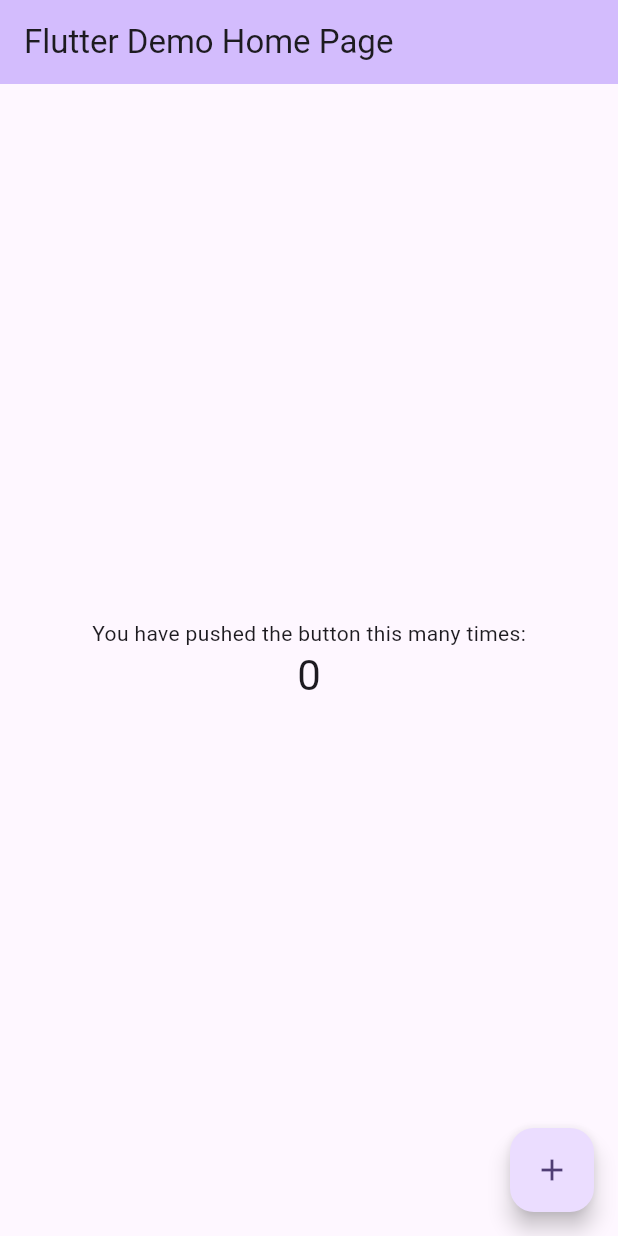
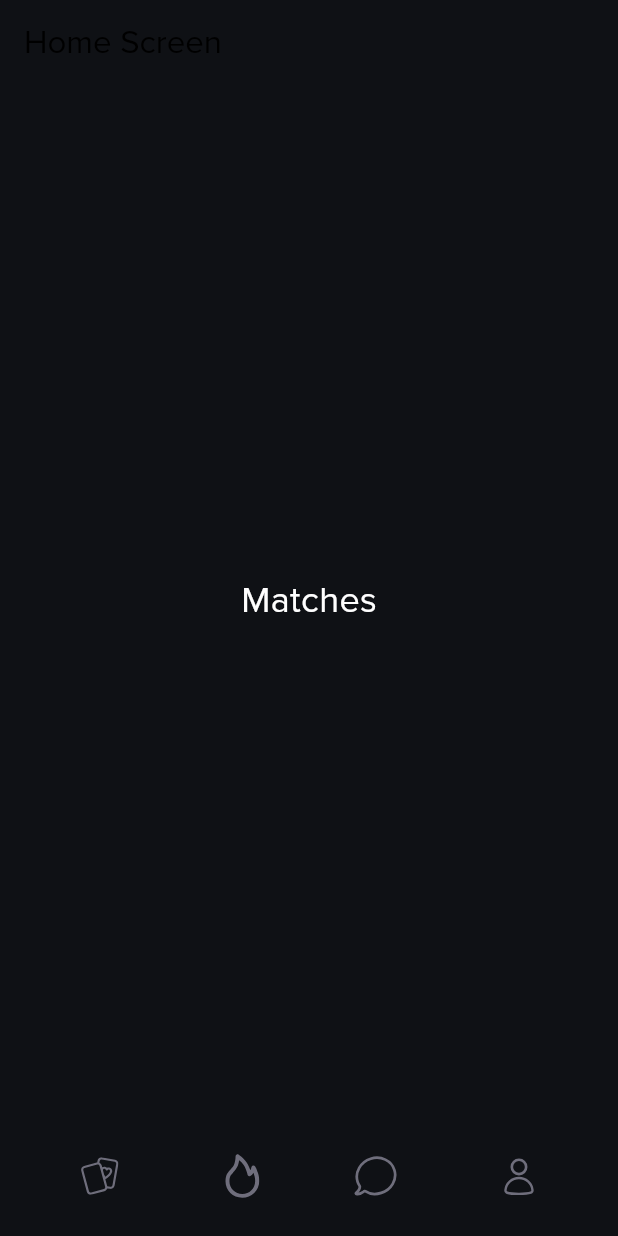
Before and after one commit to PrathamBhavsar/stroll_demo, a Flutter app: the screen it shows after launch, on a phone screen of 412 x 824 dp. Run offline on Flutter 3.47's test engine with Material 3 defaults, Android fonts, the phone set to English and light mode, and no system bars; our stand-ins replace flutter_svg.

Commit message:
added bottom app bar

```diff
--- /dev/null
+++ b/lib/constants/app_colors.dart
@@ -0,0 +1,31 @@
+import 'package:flutter/material.dart';
+
+class AppColors {
+  static const Color secondaryColor = Color(0xFF8B88EF);
+  static const Color primaryColor = Color(0xFF0F1115);
+  static const Color accentColor = Color(0xFF6F6E7C);
+  static const Color textHeaderPurple = Color(0xFFCCC8FF);
+  static const Color textBorderPurple = Color(0xFFB3ADF6);
+  static const Color textLight = Color(0xFFF5F5F5);
+  static const Color textQuotePurple = Color(0xCBC9FFB2);
+  static const Color choiceChipGrey = Color(0xFF232A2E);
+
+  static final MaterialColor primarySwatch = createMaterialColor(primaryColor);
+
+  static MaterialColor createMaterialColor(Color color) {
+    Map<int, Color> colorShades = {
+      50: Color.alphaBlend(Colors.white.withOpacity(0.9), color),
+      100: Color.alphaBlend(Colors.white.withOpacity(0.8), color),
+      200: Color.alphaBlend(Colors.white.withOpacity(0.6), color),
+      300: Color.alphaBlend(Colors.white.withOpacity(0.4), color),
+      400: Color.alphaBlend(Colors.white.withOpacity(0.2), color),
+      500: color,
+      600: Color.alphaBlend(Colors.black.withOpacity(0.1), color),
+      700: Color.alphaBlend(Colors.black.withOpacity(0.2), color),
+      800: Color.alphaBlend(Colors.black.withOpacity(0.3), color),
+      900: Color.alphaBlend(Colors.black.withOpacity(0.4), color),
+    };
+
+    return MaterialColor(color.value, colorShades);
+  }
+}
--- /dev/null
+++ b/lib/constants/app_texts.dart
@@ -0,0 +1,19 @@
+import 'package:flutter/material.dart';
+
+class AppTexts {
+  static const TextStyle bodyText = TextStyle(
+    fontWeight: FontWeight.normal,
+    fontSize: 16,
+  );
+
+  static const TextStyle headline1 = TextStyle(
+    fontWeight: FontWeight.bold,
+    fontSize: 32,
+  );
+
+  static const TextStyle defaultTextStyle = TextStyle(
+    fontWeight: FontWeight.normal,
+    fontSize: 24,
+    color: Colors.white,
+  );
+}
--- a/lib/main.dart
+++ b/lib/main.dart
@@ -1,125 +1,44 @@
 import 'package:flutter/material.dart';
+import 'package:provider/provider.dart';
+import 'package:stroll_demo/constants/app_colors.dart';
+import 'package:stroll_demo/constants/app_texts.dart';
+import 'package:stroll_demo/providers/home_provider.dart';
+import 'package:stroll_demo/views/home/home_screen.dart';
 
 void main() {
-  runApp(const MyApp());
+  runApp(
+    MultiProvider(
+      providers: [
+        ChangeNotifierProvider<HomeProvider>(
+          create: (_) => HomeProvider.instance,
+        ),
+      ],
+      child: const MyApp(),
+    ),
+  );
 }
 
 class MyApp extends StatelessWidget {
   const MyApp({super.key});
 
-  // This widget is the root of your application.
   @override
   Widget build(BuildContext context) {
     return MaterialApp(
-      title: 'Flutter Demo',
       theme: ThemeData(
-        // This is the theme of your application.
-        //
-        // TRY THIS: Try running your application with "flutter run". You'll see
-        // the application has a purple toolbar. Then, without quitting the app,
-        // try changing the seedColor in the colorScheme below to Colors.green
-        // and then invoke "hot reload" (save your changes or press the "hot
-        // reload" button in a Flutter-supported IDE, or press "r" if you used
-        // the command line to start the app).
-        //
-        // Notice that the counter didn't reset back to zero; the application
-        // state is not lost during the reload. To reset the state, use hot
-        // restart instead.
-        //
-        // This works for code too, not just values: Most code changes can be
-        // tested with just a hot reload.
-        colorScheme: ColorScheme.fromSeed(seedColor: Colors.deepPurple),
-        useMaterial3: true,
+        fontFamily: 'Proxima Nova',
+        primaryColor: AppColors.primaryColor,
+        colorScheme: ColorScheme.fromSwatch(
+                primarySwatch: AppColors.primarySwatch,
+                accentColor: AppColors.accentColor)
+            .copyWith(
+          secondary: AppColors.secondaryColor,
+        ),
+        textTheme: const TextTheme(
+          bodyLarge: AppTexts.bodyText,
+          displayLarge: AppTexts.headline1,
+        ),
       ),
-      home: const MyHomePage(title: 'Flutter Demo Home Page'),
+      home: const HomeScreen(),
     );
   }
 }
-
-class MyHomePage extends StatefulWidget {
-  const MyHomePage({super.key, required this.title});
-
-  // This widget is the home page of your application. It is stateful, meaning
-  // that it has a State object (defined below) that contains fields that affect
-  // how it looks.
-
-  // This class is the configuration for the state. It holds the values (in this
-  // case the title) provided by the parent (in this case the App widget) and
-  // used by the build method of the State. Fields in a Widget subclass are
-  // always marked "final".
-
-  final String title;
-
-  @override
-  State<MyHomePage> createState() => _MyHomePageState();
-}
-
-class _MyHomePageState extends State<MyHomePage> {
-  int _counter = 0;
-
-  void _incrementCounter() {
-    setState(() {
-      // This call to setState tells the Flutter framework that something has
-      // changed in this State, which causes it to rerun the build method below
-      // so that the display can reflect the updated values. If we changed
-      // _counter without calling setState(), then the build method would not be
-      // called again, and so nothing would appear to happen.
-      _counter++;
-    });
-  }
-
-  @override
-  Widget build(BuildContext context) {
-    // This method is rerun every time setState is called, for instance as done
-    // by the _incrementCounter method above.
-    //
-    // The Flutter framework has been optimized to make rerunning build methods
-    // fast, so that you can just rebuild anything that needs updating rather
-    // than having to individually change instances of widgets.
-    return Scaffold(
-      appBar: AppBar(
-        // TRY THIS: Try changing the color here to a specific color (to
-        // Colors.amber, perhaps?) and trigger a hot reload to see the AppBar
-        // change color while the other colors stay the same.
-        backgroundColor: Theme.of(context).colorScheme.inversePrimary,
-        // Here we take the value from the MyHomePage object that was created by
-        // the App.build method, and use it to set our appbar title.
-        title: Text(widget.title),
-      ),
-      body: Center(
-        // Center is a layout widget. It takes a single child and positions it
-        // in the middle of the parent.
-        child: Column(
-          // Column is also a layout widget. It takes a list of children and
-          // arranges them vertically. By default, it sizes itself to fit its
-          // children horizontally, and tries to be as tall as its parent.
-          //
-          // Column has various properties to control how it sizes itself and
-          // how it positions its children. Here we use mainAxisAlignment to
-          // center the children vertically; the main axis here is the vertical
-          // axis because Columns are vertical (the cross axis would be
-          // horizontal).
-          //
-          // TRY THIS: Invoke "debug painting" (choose the "Toggle Debug Paint"
-          // action in the IDE, or press "p" in the console), to see the
-          // wireframe for each widget.
-          mainAxisAlignment: MainAxisAlignment.center,
-          children: <Widget>[
-            const Text(
-              'You have pushed the button this many times:',
-            ),
-            Text(
-              '$_counter',
-              style: Theme.of(context).textTheme.headlineMedium,
-            ),
-          ],
-        ),
-      ),
-      floatingActionButton: FloatingActionButton(
-        onPressed: _incrementCounter,
-        tooltip: 'Increment',
-        child: const Icon(Icons.add),
-      ), // This trailing comma makes auto-formatting nicer for build methods.
-    );
-  }
-}
--- /dev/null
+++ b/lib/providers/home_provider.dart
@@ -0,0 +1,17 @@
+import 'package:flutter/material.dart';
+
+class HomeProvider extends ChangeNotifier {
+  static final HomeProvider instance = HomeProvider._privateConstructor();
+
+  HomeProvider._privateConstructor();
+
+  int _currentIndex = 0;
+
+  int get currentIndex => _currentIndex;
+
+  void updateIndex(int index) {
+    _currentIndex = index;
+    print(currentIndex);
+    notifyListeners();
+  }
+}
--- /dev/null
+++ b/lib/views/home/home_screen.dart
@@ -0,0 +1,66 @@
+import 'package:flutter/material.dart';
+import 'package:flutter_svg/flutter_svg.dart';
+import 'package:provider/provider.dart';
+import 'package:stroll_demo/views/home/pages/bonfire_page.dart';
+import 'package:stroll_demo/views/home/pages/chats_page.dart';
+import 'package:stroll_demo/views/home/pages/matches_page.dart';
+import 'package:stroll_demo/views/home/pages/profile_page.dart';
+import 'package:stroll_demo/providers/home_provider.dart';
+
+class HomeScreen extends StatelessWidget {
+  const HomeScreen({super.key});
+
+  @override
+  Widget build(BuildContext context) {
+    return ChangeNotifierProvider(
+      create: (_) => HomeProvider.instance,
+      child: Consumer<HomeProvider>(
+        builder: (context, homeProvider, child) {
+          return Scaffold(
+            backgroundColor: Theme.of(context).primaryColor,
+            appBar: AppBar(
+              forceMaterialTransparency: true,
+              title: const Text('Home Screen'),
+            ),
+            body: PageView(
+              onPageChanged: (index) {
+                homeProvider.updateIndex(index);
+              },
+              controller:
+                  PageController(initialPage: homeProvider.currentIndex),
+              children: const [
+                MatchesPage(),
+                BonfirePage(),
+                ChatsPage(),
+                ProfilePage(),
+              ],
+            ),
+            bottomNavigationBar: BottomAppBar(
+              shape: const CircularNotchedRectangle(),
+              color: Theme.of(context).primaryColor,
+              child: Row(
+                mainAxisAlignment: MainAxisAlignment.spaceAround,
+                children: [
+                  _buildBottomNavItem(0, 'card', homeProvider),
+                  _buildBottomNavItem(1, 'bonfire', homeProvider),
+                  _buildBottomNavItem(2, 'chat', homeProvider),
+                  _buildBottomNavItem(3, 'user', homeProvider),
+                ],
+              ),
+            ),
+          );
+        },
+      ),
+    );
+  }
+
+  Widget _buildBottomNavItem(
+      int index, String iconName, HomeProvider homeProvider) {
+    return IconButton(
+      icon: SvgPicture.asset('assets/icons/$iconName.svg'),
+      onPressed: () {
+        homeProvider.updateIndex(index);
+      },
+    );
+  }
+}
--- /dev/null
+++ b/lib/views/home/pages/bonfire_page.dart
@@ -0,0 +1,16 @@
+import 'package:flutter/material.dart';
+import 'package:stroll_demo/constants/app_texts.dart';
+
+class BonfirePage extends StatelessWidget {
+  const BonfirePage({super.key});
+
+  @override
+  Widget build(BuildContext context) {
+    return const Center(
+      child: Text(
+        'Bonfire',
+        style: AppTexts.defaultTextStyle,
+      ),
+    );
+  }
+}
--- /dev/null
+++ b/lib/views/home/pages/chats_page.dart
@@ -0,0 +1,16 @@
+import 'package:flutter/material.dart';
+import 'package:stroll_demo/constants/app_texts.dart';
+
+class ChatsPage extends StatelessWidget {
+  const ChatsPage({super.key});
+
+  @override
+  Widget build(BuildContext context) {
+    return const Center(
+      child: Text(
+        'Chats',
+        style: AppTexts.defaultTextStyle,
+      ),
+    );
+  }
+}
--- /dev/null
+++ b/lib/views/home/pages/matches_page.dart
@@ -0,0 +1,16 @@
+import 'package:flutter/material.dart';
+import 'package:stroll_demo/constants/app_texts.dart';
+
+class MatchesPage extends StatelessWidget {
+  const MatchesPage({super.key});
+
+  @override
+  Widget build(BuildContext context) {
+    return const Center(
+      child: Text(
+        'Matches',
+        style: AppTexts.defaultTextStyle,
+      ),
+    );
+  }
+}
--- /dev/null
+++ b/lib/views/home/pages/profile_page.dart
@@ -0,0 +1,16 @@
+import 'package:flutter/material.dart';
+import 'package:stroll_demo/constants/app_texts.dart';
+
+class ProfilePage extends StatelessWidget {
+  const ProfilePage({super.key});
+
+  @override
+  Widget build(BuildContext context) {
+    return const Center(
+      child: Text(
+        'Profile',
+        style: AppTexts.defaultTextStyle,
+      ),
+    );
+  }
+}
```
Also changed, not shown: pubspec.yaml (+13 -16 lines), assets/fonts/ProximaNova-Bold.ttf (added), assets/fonts/ProximaNova-Regular.ttf (added), assets/fonts/ProximaNova-RegularIt.ttf (added), assets/icons/bonfire.svg (added), assets/icons/card.svg (added), assets/icons/chat.svg (added), assets/icons/user.svg (added), pubspec.lock.
